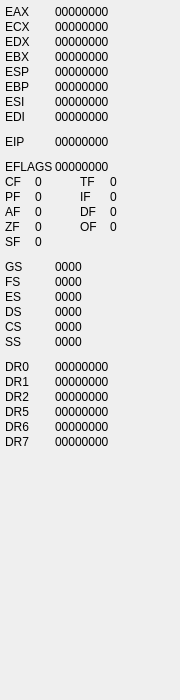
Before: the Qt Designer form x64_dbg_gui/Project/Src/BasicView/RegistersView32.ui in x64dbg/x64_dbg_old, drawn with Qt 5.
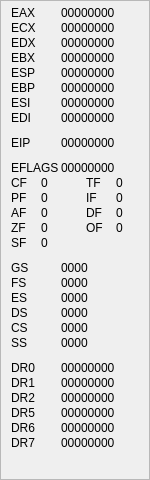
After: the same form once the commit is applied.

Commit message: GUI: Add a scrollbar to the register view

Diff of the .ui file:
```diff
--- a/x64_dbg_gui/Project/Src/BasicView/RegistersView32.ui
+++ b/x64_dbg_gui/Project/Src/BasicView/RegistersView32.ui
@@ -6,95 +6,180 @@
    <rect>
     <x>0</x>
     <y>0</y>
-    <width>180</width>
-    <height>700</height>
+    <width>150</width>
+    <height>480</height>
    </rect>
   </property>
   <property name="windowTitle">
    <string>Form</string>
   </property>
-  <widget class="QLabel" name="AXLabel">
+  <layout class="QVBoxLayout" name="verticalLayout">
+   <property name="spacing">
+    <number>0</number>
+   </property>
+   <property name="margin">
+    <number>0</number>
+   </property>
+   <item>
+    <widget class="QScrollArea" name="scrollArea">
+     <property name="widgetResizable">
+      <bool>true</bool>
+     </property>
+     <widget class="QWidget" name="scrollAreaWidgetContents">
    <property name="geometry">
     <rect>
-     <x>5</x>
-     <y>5</y>
-     <width>50</width>
-     <height>13</height>
-    </rect>
-   </property>
-   <property name="text">
-    <string>EAX</string>
-   </property>
-  </widget>
-  <widget class="QLabel" name="CXLabel">
+        <x>0</x>
+        <y>0</y>
+        <width>148</width>
+        <height>460</height>
+       </rect>
+      </property>
+      <property name="minimumSize">
+       <size>
+        <width>148</width>
+        <height>460</height>
+       </size>
+      </property>
+      <property name="maximumSize">
+       <size>
+        <width>148</width>
+        <height>460</height>
+       </size>
+      </property>
+      <widget class="QLabel" name="DR5Label">
    <property name="geometry">
     <rect>
-     <x>5</x>
-     <y>20</y>
+         <x>10</x>
+         <y>405</y>
      <width>50</width>
      <height>13</height>
     </rect>
    </property>
    <property name="text">
-    <string>ECX</string>
-   </property>
-  </widget>
-  <widget class="QLabel" name="DXLabel">
+        <string>DR5</string>
+       </property>
+      </widget>
+      <widget class="QLabel" name="DR7Label">
    <property name="geometry">
     <rect>
-     <x>5</x>
-     <y>35</y>
+         <x>10</x>
+         <y>435</y>
      <width>50</width>
      <height>13</height>
     </rect>
    </property>
    <property name="text">
-    <string>EDX</string>
-   </property>
-  </widget>
-  <widget class="QLabel" name="BXLabel">
+        <string>DR7</string>
+       </property>
+      </widget>
+      <widget class="QLabel" name="DFLabel">
    <property name="geometry">
     <rect>
-     <x>5</x>
-     <y>50</y>
-     <width>50</width>
+         <x>85</x>
+         <y>205</y>
+         <width>30</width>
      <height>13</height>
     </rect>
    </property>
    <property name="text">
-    <string>EBX</string>
-   </property>
-  </widget>
-  <widget class="QLabel" name="BPLabel">
+        <string>DF</string>
+       </property>
+      </widget>
+      <widget class="QLabel" name="BPRegLabel">
    <property name="geometry">
     <rect>
-     <x>5</x>
+         <x>60</x>
      <y>80</y>
-     <width>50</width>
+         <width>55</width>
      <height>13</height>
     </rect>
    </property>
    <property name="text">
-    <string>EBP</string>
-   </property>
-  </widget>
-  <widget class="QLabel" name="DILabel">
+        <string>00000000</string>
+       </property>
+      </widget>
+      <widget class="QLabel" name="SFRegLabel">
    <property name="geometry">
     <rect>
-     <x>5</x>
-     <y>110</y>
+         <x>40</x>
+         <y>235</y>
+         <width>15</width>
+         <height>13</height>
+        </rect>
+       </property>
+       <property name="text">
+        <string>0</string>
+       </property>
+      </widget>
+      <widget class="QLabel" name="CFLabel">
+       <property name="geometry">
+        <rect>
+         <x>10</x>
+         <y>175</y>
+         <width>30</width>
+         <height>13</height>
+        </rect>
+       </property>
+       <property name="text">
+        <string>CF</string>
+       </property>
+      </widget>
+      <widget class="QLabel" name="DR6RegLabel">
+       <property name="geometry">
+        <rect>
+         <x>60</x>
+         <y>420</y>
+         <width>55</width>
+         <height>13</height>
+        </rect>
+       </property>
+       <property name="text">
+        <string>00000000</string>
+       </property>
+      </widget>
+      <widget class="QLabel" name="DR2RegLabel">
+       <property name="geometry">
+        <rect>
+         <x>60</x>
+         <y>390</y>
+         <width>55</width>
+         <height>13</height>
+        </rect>
+       </property>
+       <property name="text">
+        <string>00000000</string>
+       </property>
+      </widget>
+      <widget class="QLabel" name="IPRegLabel">
+       <property name="geometry">
+        <rect>
+         <x>60</x>
+         <y>135</y>
+         <width>55</width>
+         <height>13</height>
+        </rect>
+       </property>
+       <property name="text">
+        <string>00000000</string>
+       </property>
+      </widget>
+      <widget class="QLabel" name="DR1Label">
+       <property name="geometry">
+        <rect>
+         <x>10</x>
+         <y>375</y>
      <width>50</width>
      <height>13</height>
     </rect>
    </property>
    <property name="text">
-    <string>EDI</string>
+        <string>DR1</string>
    </property>
   </widget>
   <widget class="QLabel" name="SILabel">
    <property name="geometry">
     <rect>
-     <x>5</x>
+         <x>10</x>
      <y>95</y>
      <width>50</width>
      <height>13</height>
@@ -104,23 +189,49 @@
     <string>ESI</string>
    </property>
   </widget>
-  <widget class="QLabel" name="SPLabel">
+      <widget class="QLabel" name="DR0Label">
    <property name="geometry">
     <rect>
-     <x>5</x>
-     <y>65</y>
+         <x>10</x>
+         <y>360</y>
      <width>50</width>
      <height>13</height>
     </rect>
    </property>
    <property name="text">
-    <string>ESP</string>
+        <string>DR0</string>
+       </property>
+      </widget>
+      <widget class="QLabel" name="CSRegLabel">
+       <property name="geometry">
+        <rect>
+         <x>60</x>
+         <y>320</y>
+         <width>40</width>
+         <height>13</height>
+        </rect>
+       </property>
+       <property name="text">
+        <string>0000</string>
+       </property>
+      </widget>
+      <widget class="QLabel" name="FSRegLabel">
+       <property name="geometry">
+        <rect>
+         <x>60</x>
+         <y>275</y>
+         <width>40</width>
+         <height>13</height>
+        </rect>
+       </property>
+       <property name="text">
+        <string>0000</string>
    </property>
   </widget>
   <widget class="QLabel" name="IPLabel">
    <property name="geometry">
     <rect>
-     <x>5</x>
+         <x>10</x>
      <y>135</y>
      <width>50</width>
      <height>13</height>
@@ -130,49 +241,23 @@
     <string>EIP</string>
    </property>
   </widget>
-  <widget class="QLabel" name="FLAGSLAbel">
+      <widget class="QLabel" name="CXLabel">
    <property name="geometry">
     <rect>
-     <x>5</x>
-     <y>160</y>
-     <width>50</width>
-     <height>13</height>
-    </rect>
-   </property>
-   <property name="text">
-    <string>EFLAGS</string>
-   </property>
-  </widget>
-  <widget class="QLabel" name="AXRegLabel">
-   <property name="geometry">
-    <rect>
-     <x>55</x>
-     <y>5</y>
-     <width>55</width>
-     <height>13</height>
-    </rect>
-   </property>
-   <property name="text">
-    <string>00000000</string>
-   </property>
-  </widget>
-  <widget class="QLabel" name="CXRegLabel">
-   <property name="geometry">
-    <rect>
-     <x>55</x>
+         <x>10</x>
      <y>20</y>
-     <width>55</width>
+         <width>50</width>
      <height>13</height>
     </rect>
    </property>
    <property name="text">
-    <string>00000000</string>
+        <string>ECX</string>
    </property>
   </widget>
   <widget class="QLabel" name="DXRegLabel">
    <property name="geometry">
     <rect>
-     <x>55</x>
+         <x>60</x>
      <y>35</y>
      <width>55</width>
      <height>13</height>
@@ -182,62 +267,10 @@
     <string>00000000</string>
    </property>
   </widget>
-  <widget class="QLabel" name="BXRegLabel">
-   <property name="geometry">
-    <rect>
-     <x>55</x>
-     <y>50</y>
-     <width>55</width>
-     <height>13</height>
-    </rect>
-   </property>
-   <property name="text">
-    <string>00000000</string>
-   </property>
-  </widget>
-  <widget class="QLabel" name="DIRegLabel">
-   <property name="geometry">
-    <rect>
-     <x>55</x>
-     <y>110</y>
-     <width>55</width>
-     <height>13</height>
-    </rect>
-   </property>
-   <property name="text">
-    <string>00000000</string>
-   </property>
-  </widget>
-  <widget class="QLabel" name="BPRegLabel">
-   <property name="geometry">
-    <rect>
-     <x>55</x>
-     <y>80</y>
-     <width>55</width>
-     <height>13</height>
-    </rect>
-   </property>
-   <property name="text">
-    <string>00000000</string>
-   </property>
-  </widget>
-  <widget class="QLabel" name="SIRegLabel">
-   <property name="geometry">
-    <rect>
-     <x>55</x>
-     <y>95</y>
-     <width>55</width>
-     <height>13</height>
-    </rect>
-   </property>
-   <property name="text">
-    <string>00000000</string>
-   </property>
-  </widget>
   <widget class="QLabel" name="SPRegLabel">
    <property name="geometry">
     <rect>
-     <x>55</x>
+         <x>60</x>
      <y>65</y>
      <width>55</width>
      <height>13</height>
@@ -247,36 +280,23 @@
     <string>00000000</string>
    </property>
   </widget>
-  <widget class="QLabel" name="FLAGSRegLabel">
+      <widget class="QLabel" name="AXLabel">
    <property name="geometry">
     <rect>
-     <x>55</x>
-     <y>160</y>
-     <width>55</width>
+         <x>10</x>
+         <y>5</y>
+         <width>50</width>
      <height>13</height>
     </rect>
    </property>
    <property name="text">
-    <string>00000000</string>
-   </property>
-  </widget>
-  <widget class="QLabel" name="IPRegLabel">
-   <property name="geometry">
-    <rect>
-     <x>55</x>
-     <y>135</y>
-     <width>55</width>
-     <height>13</height>
-    </rect>
-   </property>
-   <property name="text">
-    <string>00000000</string>
+        <string>EAX</string>
    </property>
   </widget>
   <widget class="QLabel" name="GSRegLabel">
    <property name="geometry">
     <rect>
-     <x>55</x>
+         <x>60</x>
      <y>260</y>
      <width>40</width>
      <height>13</height>
@@ -286,49 +306,49 @@
     <string>0000</string>
    </property>
   </widget>
-  <widget class="QLabel" name="GSLabel">
+      <widget class="QLabel" name="SIRegLabel">
    <property name="geometry">
     <rect>
-     <x>5</x>
-     <y>260</y>
-     <width>50</width>
+         <x>60</x>
+         <y>95</y>
+         <width>55</width>
      <height>13</height>
     </rect>
    </property>
    <property name="text">
-    <string>GS</string>
-   </property>
-  </widget>
-  <widget class="QLabel" name="FSLabel">
+        <string>00000000</string>
+       </property>
+      </widget>
+      <widget class="QLabel" name="ZFRegLabel">
    <property name="geometry">
     <rect>
-     <x>5</x>
-     <y>275</y>
-     <width>50</width>
+         <x>40</x>
+         <y>220</y>
+         <width>15</width>
      <height>13</height>
     </rect>
    </property>
    <property name="text">
-    <string>FS</string>
-   </property>
-  </widget>
-  <widget class="QLabel" name="FSRegLabel">
+        <string>0</string>
+       </property>
+      </widget>
+      <widget class="QLabel" name="DIRegLabel">
    <property name="geometry">
     <rect>
-     <x>55</x>
-     <y>275</y>
-     <width>40</width>
+         <x>60</x>
+         <y>110</y>
+         <width>55</width>
      <height>13</height>
     </rect>
    </property>
    <property name="text">
-    <string>0000</string>
+        <string>00000000</string>
    </property>
   </widget>
   <widget class="QLabel" name="DSLabel">
    <property name="geometry">
     <rect>
-     <x>5</x>
+         <x>10</x>
      <y>305</y>
      <width>50</width>
      <height>13</height>
@@ -338,36 +358,36 @@
     <string>DS</string>
    </property>
   </widget>
-  <widget class="QLabel" name="ESLabel">
+      <widget class="QLabel" name="OFLabel">
    <property name="geometry">
     <rect>
-     <x>5</x>
-     <y>290</y>
-     <width>50</width>
+         <x>85</x>
+         <y>220</y>
+         <width>30</width>
      <height>13</height>
     </rect>
    </property>
    <property name="text">
-    <string>ES</string>
-   </property>
-  </widget>
-  <widget class="QLabel" name="ESRegLabel">
+        <string>OF</string>
+       </property>
+      </widget>
+      <widget class="QLabel" name="AXRegLabel">
    <property name="geometry">
     <rect>
-     <x>55</x>
-     <y>290</y>
-     <width>40</width>
+         <x>60</x>
+         <y>5</y>
+         <width>55</width>
      <height>13</height>
     </rect>
    </property>
    <property name="text">
-    <string>0000</string>
+        <string>00000000</string>
    </property>
   </widget>
   <widget class="QLabel" name="DSRegLabel">
    <property name="geometry">
     <rect>
-     <x>55</x>
+         <x>60</x>
      <y>305</y>
      <width>40</width>
      <height>13</height>
@@ -377,128 +397,24 @@
     <string>0000</string>
    </property>
   </widget>
-  <widget class="QLabel" name="SSLabel">
+      <widget class="QLabel" name="AFRegLabel">
    <property name="geometry">
     <rect>
-     <x>5</x>
-     <y>335</y>
-     <width>50</width>
+         <x>40</x>
+         <y>205</y>
+         <width>15</width>
      <height>13</height>
     </rect>
    </property>
    <property name="text">
-    <string>SS</string>
-   </property>
-  </widget>
-  <widget class="QLabel" name="CSLabel">
+        <string>0</string>
+       </property>
+      </widget>
+      <widget class="QLabel" name="CXRegLabel">
    <property name="geometry">
     <rect>
-     <x>5</x>
-     <y>320</y>
-     <width>50</width>
-     <height>13</height>
-    </rect>
-   </property>
-   <property name="text">
-    <string>CS</string>
-   </property>
-  </widget>
-  <widget class="QLabel" name="CSRegLabel">
-   <property name="geometry">
-    <rect>
-     <x>55</x>
-     <y>320</y>
-     <width>40</width>
-     <height>13</height>
-    </rect>
-   </property>
-   <property name="text">
-    <string>0000</string>
-   </property>
-  </widget>
-  <widget class="QLabel" name="SSRegLabel">
-   <property name="geometry">
-    <rect>
-     <x>55</x>
-     <y>335</y>
-     <width>40</width>
-     <height>13</height>
-    </rect>
-   </property>
-   <property name="text">
-    <string>0000</string>
-   </property>
-  </widget>
-  <widget class="QLabel" name="DR2RegLabel">
-   <property name="geometry">
-    <rect>
-     <x>55</x>
-     <y>390</y>
-     <width>55</width>
-     <height>13</height>
-    </rect>
-   </property>
-   <property name="text">
-    <string>00000000</string>
-   </property>
-  </widget>
-  <widget class="QLabel" name="DR0RegLabel">
-   <property name="geometry">
-    <rect>
-     <x>55</x>
-     <y>360</y>
-     <width>55</width>
-     <height>13</height>
-    </rect>
-   </property>
-   <property name="text">
-    <string>00000000</string>
-   </property>
-  </widget>
-  <widget class="QLabel" name="DR1Label">
-   <property name="geometry">
-    <rect>
-     <x>5</x>
-     <y>375</y>
-     <width>50</width>
-     <height>13</height>
-    </rect>
-   </property>
-   <property name="text">
-    <string>DR1</string>
-   </property>
-  </widget>
-  <widget class="QLabel" name="DR6Label">
-   <property name="geometry">
-    <rect>
-     <x>5</x>
-     <y>420</y>
-     <width>50</width>
-     <height>13</height>
-    </rect>
-   </property>
-   <property name="text">
-    <string>DR6</string>
-   </property>
-  </widget>
-  <widget class="QLabel" name="DR7RegLabel">
-   <property name="geometry">
-    <rect>
-     <x>55</x>
-     <y>435</y>
-     <width>55</width>
-     <height>13</height>
-    </rect>
-   </property>
-   <property name="text">
-    <string>00000000</string>
-   </property>
-  </widget>
-  <widget class="QLabel" name="DR1RegLabel">
-   <property name="geometry">
-    <rect>
-     <x>55</x>
-     <y>375</y>
+         <x>60</x>
+         <y>20</y>
      <width>55</width>
      <height>13</height>
     </rect>
@@ -510,7 +426,7 @@
   <widget class="QLabel" name="DR2Label">
    <property name="geometry">
     <rect>
-     <x>5</x>
+         <x>10</x>
      <y>390</y>
      <width>50</width>
      <height>13</height>
@@ -520,88 +436,62 @@
     <string>DR2</string>
    </property>
   </widget>
-  <widget class="QLabel" name="DR0Label">
+      <widget class="QLabel" name="CSLabel">
    <property name="geometry">
     <rect>
-     <x>5</x>
-     <y>360</y>
+         <x>10</x>
+         <y>320</y>
      <width>50</width>
      <height>13</height>
     </rect>
    </property>
    <property name="text">
-    <string>DR0</string>
-   </property>
-  </widget>
-  <widget class="QLabel" name="DR5Label">
+        <string>CS</string>
+       </property>
+      </widget>
+      <widget class="QLabel" name="FSLabel">
    <property name="geometry">
     <rect>
-     <x>5</x>
-     <y>405</y>
+         <x>10</x>
+         <y>275</y>
      <width>50</width>
      <height>13</height>
     </rect>
    </property>
    <property name="text">
-    <string>DR5</string>
-   </property>
-  </widget>
-  <widget class="QLabel" name="DR6RegLabel">
+        <string>FS</string>
+       </property>
+      </widget>
+      <widget class="QLabel" name="TFLabel">
    <property name="geometry">
     <rect>
-     <x>55</x>
-     <y>420</y>
-     <width>55</width>
-     <height>13</height>
-    </rect>
-   </property>
-   <property name="text">
-    <string>00000000</string>
-   </property>
-  </widget>
-  <widget class="QLabel" name="DR7Label">
-   <property name="geometry">
-    <rect>
-     <x>5</x>
-     <y>435</y>
-     <width>50</width>
-     <height>13</height>
-    </rect>
-   </property>
-   <property name="text">
-    <string>DR7</string>
-   </property>
-  </widget>
-  <widget class="QLabel" name="DR5RegLabel">
-   <property name="geometry">
-    <rect>
-     <x>55</x>
-     <y>405</y>
-     <width>55</width>
-     <height>13</height>
-    </rect>
-   </property>
-   <property name="text">
-    <string>00000000</string>
-   </property>
-  </widget>
-  <widget class="QLabel" name="CFLabel">
-   <property name="geometry">
-    <rect>
-     <x>5</x>
+         <x>85</x>
      <y>175</y>
      <width>30</width>
      <height>13</height>
     </rect>
    </property>
    <property name="text">
-    <string>CF</string>
+        <string>TF</string>
+       </property>
+      </widget>
+      <widget class="QLabel" name="ESLabel">
+       <property name="geometry">
+        <rect>
+         <x>10</x>
+         <y>290</y>
+         <width>50</width>
+         <height>13</height>
+        </rect>
+       </property>
+       <property name="text">
+        <string>ES</string>
    </property>
   </widget>
   <widget class="QLabel" name="IFLabel">
    <property name="geometry">
     <rect>
-     <x>80</x>
+         <x>85</x>
      <y>190</y>
      <width>30</width>
      <height>13</height>
@@ -611,36 +501,75 @@
     <string>IF</string>
    </property>
   </widget>
-  <widget class="QLabel" name="SFLabel">
+      <widget class="QLabel" name="ESRegLabel">
    <property name="geometry">
     <rect>
-     <x>5</x>
-     <y>235</y>
-     <width>30</width>
+         <x>60</x>
+         <y>290</y>
+         <width>40</width>
      <height>13</height>
     </rect>
    </property>
    <property name="text">
-    <string>SF</string>
-   </property>
-  </widget>
-  <widget class="QLabel" name="PFLabel">
+        <string>0000</string>
+       </property>
+      </widget>
+      <widget class="QLabel" name="DR0RegLabel">
    <property name="geometry">
     <rect>
-     <x>5</x>
+         <x>60</x>
+         <y>360</y>
+         <width>55</width>
+         <height>13</height>
+        </rect>
+       </property>
+       <property name="text">
+        <string>00000000</string>
+       </property>
+      </widget>
+      <widget class="QLabel" name="PFRegLabel">
+       <property name="geometry">
+        <rect>
+         <x>40</x>
      <y>190</y>
-     <width>30</width>
+         <width>15</width>
      <height>13</height>
     </rect>
    </property>
    <property name="text">
-    <string>PF</string>
+        <string>0</string>
+       </property>
+      </widget>
+      <widget class="QLabel" name="BXLabel">
+       <property name="geometry">
+        <rect>
+         <x>10</x>
+         <y>50</y>
+         <width>50</width>
+         <height>13</height>
+        </rect>
+       </property>
+       <property name="text">
+        <string>EBX</string>
+       </property>
+      </widget>
+      <widget class="QLabel" name="IFRegLabel">
+       <property name="geometry">
+        <rect>
+         <x>115</x>
+         <y>190</y>
+         <width>15</width>
+         <height>13</height>
+        </rect>
+       </property>
+       <property name="text">
+        <string>0</string>
    </property>
   </widget>
   <widget class="QLabel" name="AFLabel">
    <property name="geometry">
     <rect>
-     <x>5</x>
+         <x>10</x>
      <y>205</y>
      <width>30</width>
      <height>13</height>
@@ -650,10 +579,101 @@
     <string>AF</string>
    </property>
   </widget>
+      <widget class="QLabel" name="OFRegLabel">
+       <property name="geometry">
+        <rect>
+         <x>115</x>
+         <y>220</y>
+         <width>15</width>
+         <height>13</height>
+        </rect>
+       </property>
+       <property name="text">
+        <string>0</string>
+       </property>
+      </widget>
+      <widget class="QLabel" name="FLAGSRegLabel">
+       <property name="geometry">
+        <rect>
+         <x>60</x>
+         <y>160</y>
+         <width>55</width>
+         <height>13</height>
+        </rect>
+       </property>
+       <property name="text">
+        <string>00000000</string>
+       </property>
+      </widget>
+      <widget class="QLabel" name="DFRegLabel">
+       <property name="geometry">
+        <rect>
+         <x>115</x>
+         <y>205</y>
+         <width>15</width>
+         <height>13</height>
+        </rect>
+       </property>
+       <property name="text">
+        <string>0</string>
+       </property>
+      </widget>
+      <widget class="QLabel" name="CFRegLabel">
+       <property name="geometry">
+        <rect>
+         <x>40</x>
+         <y>175</y>
+         <width>15</width>
+         <height>13</height>
+        </rect>
+       </property>
+       <property name="text">
+        <string>0</string>
+       </property>
+      </widget>
+      <widget class="QLabel" name="FLAGSLAbel">
+       <property name="geometry">
+        <rect>
+         <x>10</x>
+         <y>160</y>
+         <width>50</width>
+         <height>13</height>
+        </rect>
+       </property>
+       <property name="text">
+        <string>EFLAGS</string>
+       </property>
+      </widget>
+      <widget class="QLabel" name="DR5RegLabel">
+       <property name="geometry">
+        <rect>
+         <x>60</x>
+         <y>405</y>
+         <width>55</width>
+         <height>13</height>
+        </rect>
+       </property>
+       <property name="text">
+        <string>00000000</string>
+       </property>
+      </widget>
+      <widget class="QLabel" name="BXRegLabel">
+       <property name="geometry">
+        <rect>
+         <x>60</x>
+         <y>50</y>
+         <width>55</width>
+         <height>13</height>
+        </rect>
+       </property>
+       <property name="text">
+        <string>00000000</string>
+       </property>
+      </widget>
   <widget class="QLabel" name="ZFLabel">
    <property name="geometry">
     <rect>
-     <x>5</x>
+         <x>10</x>
      <y>220</y>
      <width>30</width>
      <height>13</height>
@@ -663,127 +683,75 @@
     <string>ZF</string>
    </property>
   </widget>
-  <widget class="QLabel" name="TFLabel">
+      <widget class="QLabel" name="GSLabel">
    <property name="geometry">
     <rect>
-     <x>80</x>
-     <y>175</y>
-     <width>30</width>
+         <x>10</x>
+         <y>260</y>
+         <width>50</width>
      <height>13</height>
     </rect>
    </property>
    <property name="text">
-    <string>TF</string>
-   </property>
-  </widget>
-  <widget class="QLabel" name="DFLabel">
+        <string>GS</string>
+       </property>
+      </widget>
+      <widget class="QLabel" name="DR1RegLabel">
    <property name="geometry">
     <rect>
-     <x>80</x>
-     <y>205</y>
-     <width>30</width>
+         <x>60</x>
+         <y>375</y>
+         <width>55</width>
      <height>13</height>
     </rect>
    </property>
    <property name="text">
-    <string>DF</string>
-   </property>
-  </widget>
-  <widget class="QLabel" name="CFRegLabel">
+        <string>00000000</string>
+       </property>
+      </widget>
+      <widget class="QLabel" name="SSLabel">
    <property name="geometry">
     <rect>
-     <x>35</x>
-     <y>175</y>
-     <width>15</width>
+         <x>10</x>
+         <y>335</y>
+         <width>50</width>
      <height>13</height>
     </rect>
    </property>
    <property name="text">
-    <string>0</string>
-   </property>
-  </widget>
-  <widget class="QLabel" name="PFRegLabel">
+        <string>SS</string>
+       </property>
+      </widget>
+      <widget class="QLabel" name="PFLabel">
    <property name="geometry">
     <rect>
-     <x>35</x>
+         <x>10</x>
      <y>190</y>
-     <width>15</width>
+         <width>30</width>
      <height>13</height>
     </rect>
    </property>
    <property name="text">
-    <string>0</string>
-   </property>
-  </widget>
-  <widget class="QLabel" name="AFRegLabel">
+        <string>PF</string>
+       </property>
+      </widget>
+      <widget class="QLabel" name="SPLabel">
    <property name="geometry">
     <rect>
-     <x>35</x>
-     <y>205</y>
-     <width>15</width>
+         <x>10</x>
+         <y>65</y>
+         <width>50</width>
      <height>13</height>
     </rect>
    </property>
    <property name="text">
-    <string>0</string>
-   </property>
-  </widget>
-  <widget class="QLabel" name="ZFRegLabel">
-   <property name="geometry">
-    <rect>
-     <x>35</x>
-     <y>220</y>
-     <width>15</width>
-     <height>13</height>
-    </rect>
-   </property>
-   <property name="text">
-    <string>0</string>
-   </property>
-  </widget>
-  <widget class="QLabel" name="IFRegLabel">
-   <property name="geometry">
-    <rect>
-     <x>110</x>
-     <y>190</y>
-     <width>15</width>
-     <height>13</height>
-    </rect>
-   </property>
-   <property name="text">
-    <string>0</string>
-   </property>
-  </widget>
-  <widget class="QLabel" name="DFRegLabel">
-   <property name="geometry">
-    <rect>
-     <x>110</x>
-     <y>205</y>
-     <width>15</width>
-     <height>13</height>
-    </rect>
-   </property>
-   <property name="text">
-    <string>0</string>
-   </property>
-  </widget>
-  <widget class="QLabel" name="SFRegLabel">
-   <property name="geometry">
-    <rect>
-     <x>35</x>
-     <y>235</y>
-     <width>15</width>
-     <height>13</height>
-    </rect>
-   </property>
-   <property name="text">
-    <string>0</string>
+        <string>ESP</string>
    </property>
   </widget>
   <widget class="QLabel" name="TFRegLabel">
    <property name="geometry">
     <rect>
-     <x>110</x>
+         <x>115</x>
      <y>175</y>
      <width>15</width>
      <height>13</height>
@@ -793,32 +761,101 @@
     <string>0</string>
    </property>
   </widget>
-  <widget class="QLabel" name="OFRegLabel">
+      <widget class="QLabel" name="DR7RegLabel">
    <property name="geometry">
     <rect>
-     <x>110</x>
-     <y>220</y>
-     <width>15</width>
+         <x>60</x>
+         <y>435</y>
+         <width>55</width>
      <height>13</height>
     </rect>
    </property>
    <property name="text">
-    <string>0</string>
-   </property>
-  </widget>
-  <widget class="QLabel" name="OFLabel">
+        <string>00000000</string>
+       </property>
+      </widget>
+      <widget class="QLabel" name="DR6Label">
    <property name="geometry">
     <rect>
-     <x>80</x>
-     <y>220</y>
+         <x>10</x>
+         <y>420</y>
+         <width>50</width>
+         <height>13</height>
+        </rect>
+       </property>
+       <property name="text">
+        <string>DR6</string>
+       </property>
+      </widget>
+      <widget class="QLabel" name="SFLabel">
+       <property name="geometry">
+        <rect>
+         <x>10</x>
+         <y>235</y>
      <width>30</width>
      <height>13</height>
     </rect>
    </property>
    <property name="text">
-    <string>OF</string>
-   </property>
-  </widget>
+        <string>SF</string>
+       </property>
+      </widget>
+      <widget class="QLabel" name="DXLabel">
+       <property name="geometry">
+        <rect>
+         <x>10</x>
+         <y>35</y>
+         <width>50</width>
+         <height>13</height>
+        </rect>
+       </property>
+       <property name="text">
+        <string>EDX</string>
+       </property>
+      </widget>
+      <widget class="QLabel" name="DILabel">
+       <property name="geometry">
+        <rect>
+         <x>10</x>
+         <y>110</y>
+         <width>50</width>
+         <height>13</height>
+        </rect>
+       </property>
+       <property name="text">
+        <string>EDI</string>
+       </property>
+      </widget>
+      <widget class="QLabel" name="SSRegLabel">
+       <property name="geometry">
+        <rect>
+         <x>60</x>
+         <y>335</y>
+         <width>40</width>
+         <height>13</height>
+        </rect>
+       </property>
+       <property name="text">
+        <string>0000</string>
+       </property>
+      </widget>
+      <widget class="QLabel" name="BPLabel">
+       <property name="geometry">
+        <rect>
+         <x>10</x>
+         <y>80</y>
+         <width>50</width>
+         <height>13</height>
+        </rect>
+       </property>
+       <property name="text">
+        <string>EBP</string>
+       </property>
+      </widget>
+     </widget>
+    </widget>
+   </item>
+  </layout>
  </widget>
  <resources/>
  <connections/>
```
Lines whose indentation alone changed are shown as unchanged. The commit also changes 1 other file.
